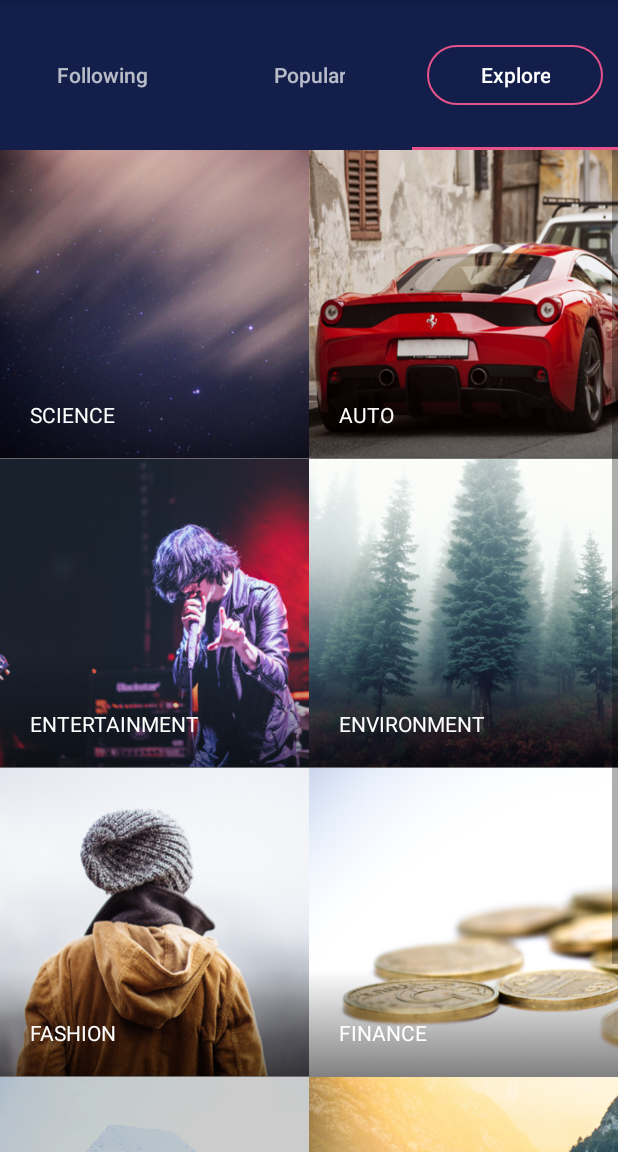
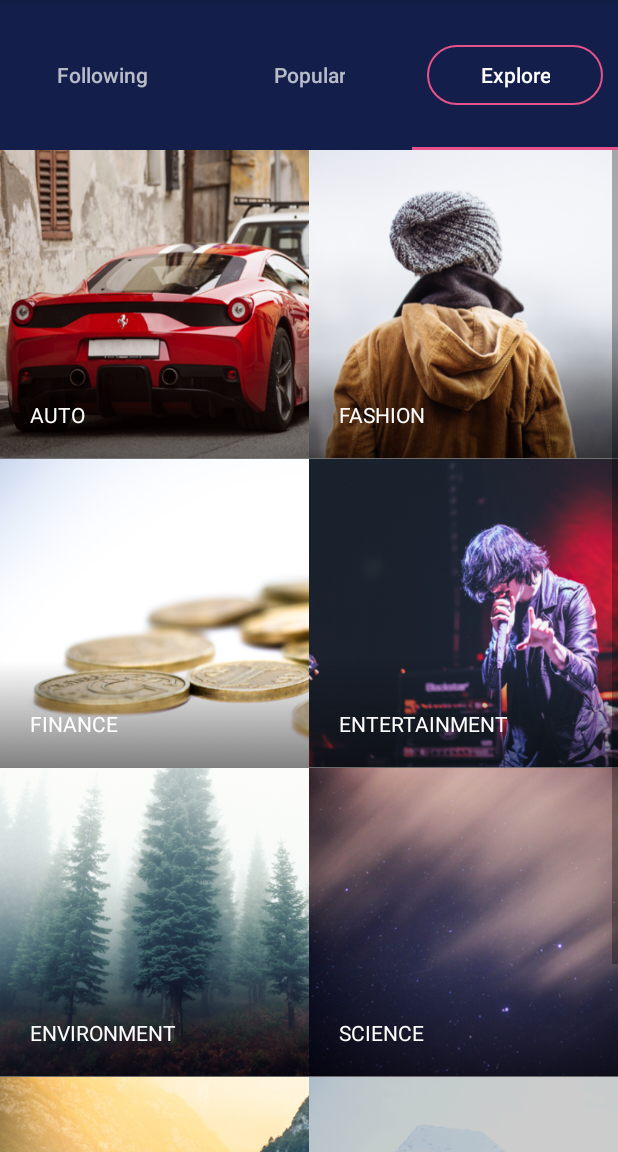
Before and after one commit to elisara/TestProject, an Android app: the screen it shows after launch (MainActivity), tab 3 chosen, on a phone screen of 412 x 824 dp, the part 84-1236 px from its top. Run offline under Robolectric (Android 15) with nearby library versions, the phone set to English and light mode, and no system bars; network calls fail.

```diff
--- a/app/src/main/java/com/example/elisara/mymind/ExploreFragment.java
+++ b/app/src/main/java/com/example/elisara/mymind/ExploreFragment.java
@@ -25,14 +25,11 @@ public class ExploreFragment extends Fragment {
     public View onCreateView(LayoutInflater inflater, ViewGroup container, Bundle savedInstanceState) {
         View view = inflater.inflate(R.layout.following_layout, container, false);
         categoryList = new ArrayList<>();
-        categoryList.add("SCIENCE");
-        categoryList.add("AUTO");
-        categoryList.add("ENTERTAINMENT");
-        categoryList.add("ENVIRONMENT");
-        categoryList.add("FASHION");
-        categoryList.add("FINANCE");
-        categoryList.add("TECHNOLOGY");
-        categoryList.add("TRAVEL");
+
+        String[] categoryArray = getResources().getStringArray(R.array.all_categories_array);
+        for(String a : categoryArray){
+            categoryList.add(a);
+        }
 
         channelFeedFragment = new ChannelFeedFragment();
 
@@ -43,7 +40,6 @@ public class ExploreFragment extends Fragment {
             public void onItemClick(AdapterView<?> parent, View v, int position, long id) {
                 String category = categoryList.get(position).toLowerCase();
                 getNYTXml(category);
-
                 Bundle bundle = new Bundle();
                 bundle.putString("category", categoryList.get(position).toLowerCase());
                 channelFeedFragment.setArguments(bundle);
--- a/app/src/main/java/com/example/elisara/mymind/FollowingFragment.java
+++ b/app/src/main/java/com/example/elisara/mymind/FollowingFragment.java
@@ -26,24 +26,7 @@ public class FollowingFragment extends Fragment {
     public View onCreateView(LayoutInflater inflater, ViewGroup container, Bundle savedInstanceState) {
         View view = inflater.inflate(R.layout.following_layout, container, false);
         categoryList = new ArrayList<>();
-
-
-        if(PreferenceManager.getDefaultSharedPreferences(getContext()).getBoolean("science", true))
-            categoryList.add("science");
-        if(PreferenceManager.getDefaultSharedPreferences(getContext()).getBoolean("auto", true))
-            categoryList.add("auto");
-        if(PreferenceManager.getDefaultSharedPreferences(getContext()).getBoolean("entertainment", true))
-            categoryList.add("entertainment");
-        if(PreferenceManager.getDefaultSharedPreferences(getContext()).getBoolean("environment", true))
-            categoryList.add("environment");
-        if(PreferenceManager.getDefaultSharedPreferences(getContext()).getBoolean("fashion", true))
-            categoryList.add("fashion");
-        if(PreferenceManager.getDefaultSharedPreferences(getContext()).getBoolean("finance", true))
-            categoryList.add("finance");
-        if(PreferenceManager.getDefaultSharedPreferences(getContext()).getBoolean("technology", true))
-            categoryList.add("technology");
-        if(PreferenceManager.getDefaultSharedPreferences(getContext()).getBoolean("travel", true))
-            categoryList.add("travel");
+        testIfFollowing();
 
         channelFeedFragment = new ChannelFeedFragment();
 
@@ -75,6 +58,7 @@ public class FollowingFragment extends Fragment {
         c[0] = Character.toUpperCase(c[0]);
         category = new String(c);
 
+        //change the category's name to match the name in the url to XML
         if(category.equalsIgnoreCase("FASHION"))
             category = "FashionandStyle";
         else if(category.equalsIgnoreCase("AUTO"))
@@ -91,4 +75,14 @@ public class FollowingFragment extends Fragment {
         }
 
     }
+
+    //go trough a list of categories and check from preferences if the user
+    // follows that category, then add the followed categories to list for adapter
+    public void testIfFollowing(){
+        String[] categoryArray = getResources().getStringArray(R.array.all_categories_array);
+        for(String a : categoryArray){
+        if(PreferenceManager.getDefaultSharedPreferences(getContext()).getBoolean(a , true))
+            categoryList.add(a);
+        }
+    }
 }
--- a/app/src/main/java/com/example/elisara/mymind/PopularFragment.java
+++ b/app/src/main/java/com/example/elisara/mymind/PopularFragment.java
@@ -10,17 +10,16 @@ import android.util.Log;
 import android.view.LayoutInflater;
 import android.view.View;
 import android.view.ViewGroup;
-
 import org.json.JSONArray;
 import org.json.JSONException;
 import org.json.JSONObject;
-
 import java.io.BufferedReader;
 import java.io.IOException;
 import java.io.InputStream;
 import java.io.InputStreamReader;
 import java.net.HttpURLConnection;
 import java.net.URL;
+import java.util.ArrayList;
 
 
 /**
@@ -43,10 +42,12 @@ public class PopularFragment extends Fragment {
         header.setCurrentCategory("top stories");
         recyclerView = (RecyclerView) view.findViewById(R.id.popular_recyclerview);
         mLayoutManager = new LinearLayoutManager(getActivity().getApplicationContext());
-
-
+        recyclerViewAdapter = new RecyclerViewAdapter();
         new GetNYTAPI().execute(url, API_KEY);
-
+        recyclerViewAdapter = new RecyclerViewAdapter(getContext(), header, FeedList.getInstance().getFeedList());
+        recyclerView.setLayoutManager(mLayoutManager);
+        recyclerView.setItemAnimator(new DefaultItemAnimator());
+        recyclerView.setAdapter(recyclerViewAdapter);
 
         return view;
     }
@@ -80,10 +81,8 @@ public class PopularFragment extends Fragment {
         @Override
         protected void onPostExecute(String result) {
             super.onPostExecute(result);
-            recyclerViewAdapter = new RecyclerViewAdapter(getContext(), header, FeedList.getInstance().getFeedList());
-            recyclerView.setLayoutManager(mLayoutManager);
-            recyclerView.setItemAnimator(new DefaultItemAnimator());
-            recyclerView.setAdapter(recyclerViewAdapter);
+            recyclerViewAdapter.notifyDataSetChanged();
+
         }
 
         public String makeConnection(String urli) throws IOException {
@@ -120,13 +119,12 @@ public class PopularFragment extends Fragment {
         }
 
         public void makeFeedList(String result) throws JSONException {
-            //dataList = new ArrayList<String>();
             FeedItem feedItem;
             JSONObject jsonObject = new JSONObject(result);
             JSONArray jsonArray = jsonObject.getJSONArray("results");
             for (int i = 0; i < jsonArray.length(); i++) {
                 JSONObject object = jsonArray.getJSONObject(i);
-                feedItem = new FeedItem(object.getString("title"), "", "The New York Times", "", object.getString("url"), "", /**object.getString("published_date"*/ "Wed, 4 Jul 2001 12:08:56 -0700");
+                feedItem = new FeedItem(object.getString("title"), "", "The New York Times", "", object.getString("url"), "", object.getString("published_date"));
                 if (FeedList.getInstance().getFeedList() != null) {
                     if (FeedList.getInstance().getFeedList().size() == 0)
                         FeedList.getInstance().addFeedItem(feedItem);
@@ -138,7 +136,7 @@ public class PopularFragment extends Fragment {
                             }
                         }
                         if (titleFound == false) {
-                            FeedList.getInstance().getFeedList().add(0, feedItem);
+                            FeedList.getInstance().addFeedItem(feedItem);
                         }
                     }
                 }
```
Also changed, not shown: app/src/main/java/com/example/elisara/mymind/DateConverter.java (+9 -0 lines), app/src/main/java/com/example/elisara/mymind/RecyclerViewAdapter.java (+25 -2 lines).
